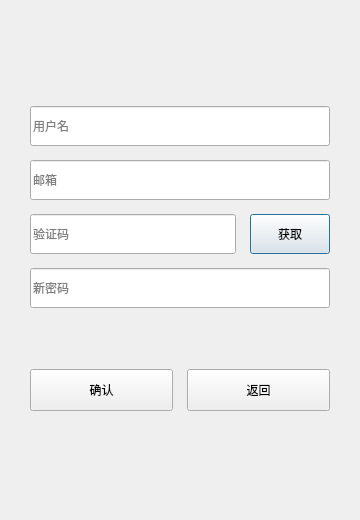
Above: Client/ui/resetdialog.ui from Stan-Vincent/HChat-demo before the change. Below: the same form after it.
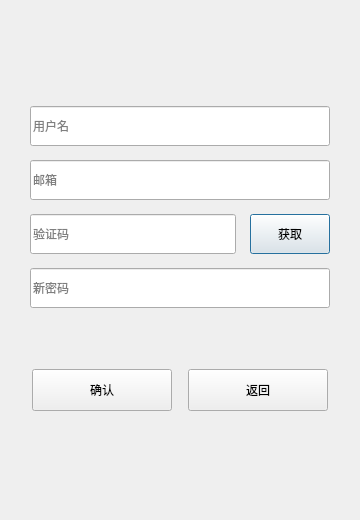
That is the form after the change. Custom widgets are drawn as their Qt base class.

Commit message: 后端适配Linux

```diff
--- a/Client/ui/resetdialog.ui
+++ b/Client/ui/resetdialog.ui
@@ -245,7 +245,13 @@
        </property>
        <property name="minimumSize">
         <size>
-         <width>0</width>
+         <width>140</width>
+         <height>42</height>
+        </size>
+       </property>
+       <property name="maximumSize">
+        <size>
+         <width>140</width>
          <height>42</height>
         </size>
        </property>
@@ -264,7 +270,13 @@
        </property>
        <property name="minimumSize">
         <size>
-         <width>0</width>
+         <width>140</width>
+         <height>42</height>
+        </size>
+       </property>
+       <property name="maximumSize">
+        <size>
+         <width>140</width>
          <height>42</height>
         </size>
        </property>
```
The commit also changes 2 other files.
